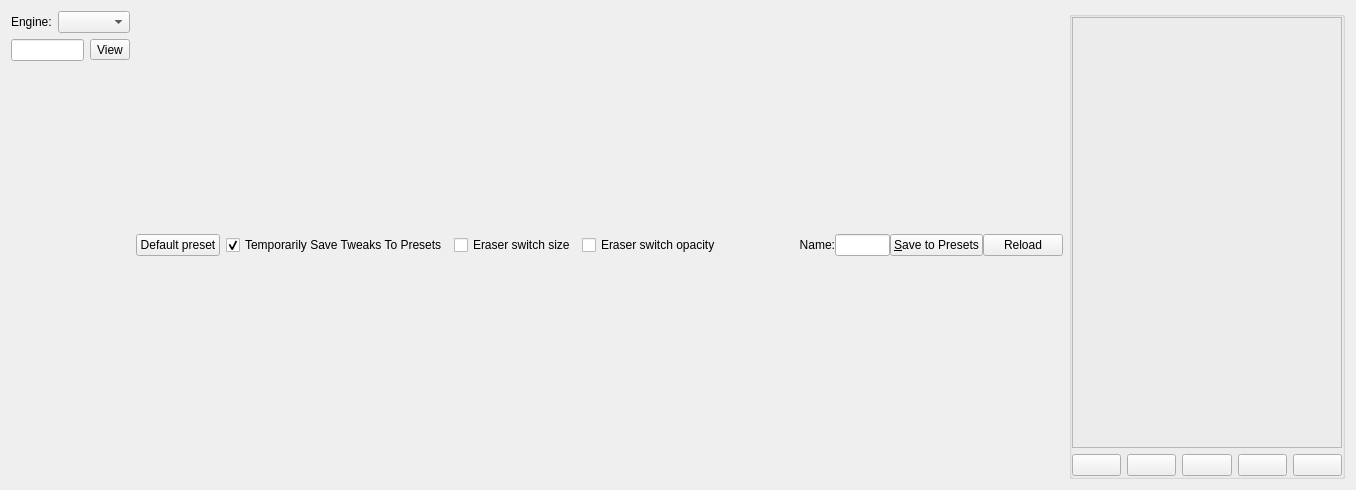
Above: libs/ui/forms/wdgpaintopsettings.ui from KDE/krita before the change. Below: the same form after it.
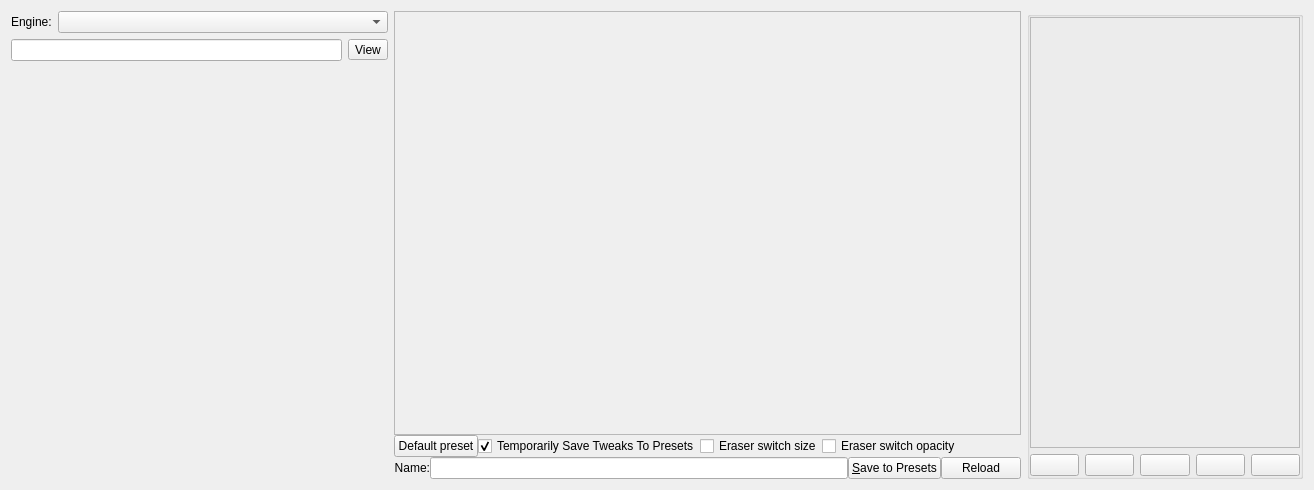
That is the form after the change. Custom widgets are drawn as their Qt base class.

Commit message: update UI a bit so it closer to normal looking

```diff
--- a/libs/ui/forms/wdgpaintopsettings.ui
+++ b/libs/ui/forms/wdgpaintopsettings.ui
@@ -6,12 +6,12 @@
    <rect>
     <x>0</x>
     <y>0</y>
-    <width>1356</width>
+    <width>1314</width>
     <height>490</height>
    </rect>
   </property>
-  <layout class="QGridLayout" name="gridLayout">
-   <item row="0" column="0">
+  <layout class="QHBoxLayout" name="horizontalLayout_6">
+   <item>
     <layout class="QVBoxLayout" name="paintEngineOpContainer">
      <item>
       <layout class="QHBoxLayout" name="horizontalLayout_4">
@@ -57,7 +57,7 @@
      <item>
       <widget class="KisPresetSelectorStrip" name="presetWidget" native="true">
        <property name="sizePolicy">
-        <sizepolicy hsizetype="Expanding" vsizetype="Minimum">
+        <sizepolicy hsizetype="Expanding" vsizetype="MinimumExpanding">
          <horstretch>0</horstretch>
          <verstretch>0</verstretch>
         </sizepolicy>
@@ -78,7 +78,40 @@
      </item>
     </layout>
    </item>
-   <item row="0" column="1">
+   <item>
+    <layout class="QVBoxLayout" name="verticalLayout_3">
+     <property name="spacing">
+      <number>0</number>
+     </property>
+     <property name="topMargin">
+      <number>0</number>
+     </property>
+     <item>
+      <widget class="QFrame" name="frmOptionWidgetContainer">
+       <property name="sizePolicy">
+        <sizepolicy hsizetype="Minimum" vsizetype="Expanding">
+         <horstretch>0</horstretch>
+         <verstretch>4</verstretch>
+        </sizepolicy>
+       </property>
+       <property name="minimumSize">
+        <size>
+         <width>120</width>
+         <height>0</height>
+        </size>
+       </property>
+       <property name="frameShape">
+        <enum>QFrame::StyledPanel</enum>
+       </property>
+       <property name="frameShadow">
+        <enum>QFrame::Raised</enum>
+       </property>
+      </widget>
+     </item>
+     
+     
+
+     <item>
     <layout class="QHBoxLayout" name="horizontalLayout_3" stretch="0,1,1,0,0">
      <item>
       <widget class="QPushButton" name="bnDefaultPreset">
@@ -159,30 +192,9 @@
      </item>
     </layout>
    </item>
-   <item row="0" column="2">
-    <widget class="QFrame" name="frmOptionWidgetContainer">
-     <property name="sizePolicy">
-      <sizepolicy hsizetype="Expanding" vsizetype="Expanding">
-       <horstretch>0</horstretch>
-       <verstretch>4</verstretch>
-      </sizepolicy>
-     </property>
-     <property name="frameShape">
-      <enum>QFrame::StyledPanel</enum>
-     </property>
-     <property name="frameShadow">
-      <enum>QFrame::Raised</enum>
-     </property>
-    </widget>
-   </item>
-   <item row="0" column="3">
-    <layout class="QVBoxLayout" name="verticalLayout_3">
-     <property name="spacing">
-      <number>0</number>
-     </property>
-     <property name="topMargin">
-      <number>0</number>
-     </property>
+
+
+
      <item>
       <layout class="QHBoxLayout" name="horizontalLayout">
        <item>
@@ -223,7 +235,7 @@
      </item>
     </layout>
    </item>
-   <item row="0" column="4">
+   <item>
     <widget class="QGroupBox" name="scratchpadControls">
      <property name="title">
       <string/>
@@ -231,7 +243,7 @@
      <property name="flat">
       <bool>true</bool>
      </property>
-     <layout class="QVBoxLayout" name="verticalLayout" stretch="1,0">
+     <layout class="QVBoxLayout" name="verticalLayout" stretch="0,0">
       <property name="spacing">
        <number>6</number>
       </property>
@@ -259,7 +271,7 @@
          <item>
           <widget class="KisScratchPad" name="scratchPad" native="true">
            <property name="sizePolicy">
-            <sizepolicy hsizetype="Preferred" vsizetype="Preferred">
+            <sizepolicy hsizetype="Preferred" vsizetype="MinimumExpanding">
              <horstretch>0</horstretch>
              <verstretch>0</verstretch>
             </sizepolicy>
```
Left out of the diff: 8 changed lines with no effect on the pictures. Lines whose indentation alone changed are shown as unchanged.
